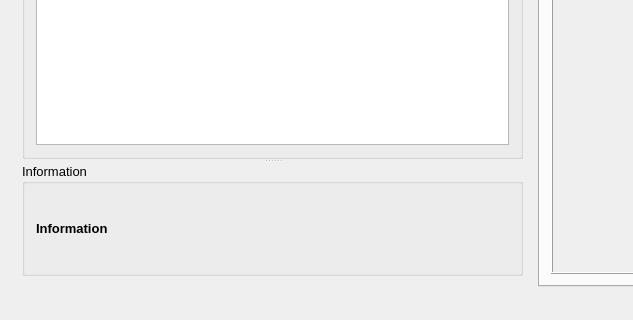
Qt form Software/ControlSystem/qt/designer/MainWindow.ui (DanielWinklehner/Ion-Source-Control-System) before a commit; both pictures show x 0 to 633 and y 493 to 813 of the 1397 by 813 pixel window.
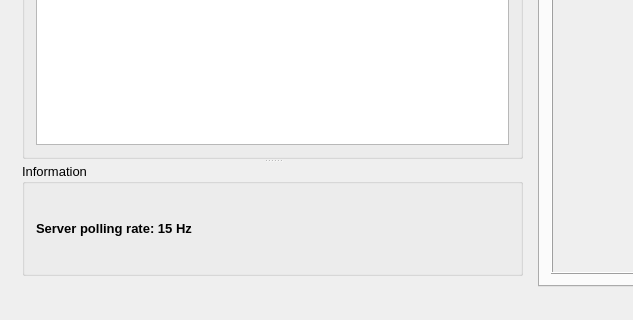
The same form after that commit. Custom widgets are drawn as their Qt base class.

What changed in the file:
```diff
--- a/Software/ControlSystem/qt/designer/MainWindow.ui
+++ b/Software/ControlSystem/qt/designer/MainWindow.ui
@@ -145,7 +145,7 @@
                </font>
               </property>
               <property name="text">
-               <string>Information</string>
+               <string>Server polling rate: 15 Hz</string>
               </property>
              </widget>
             </item>
```
